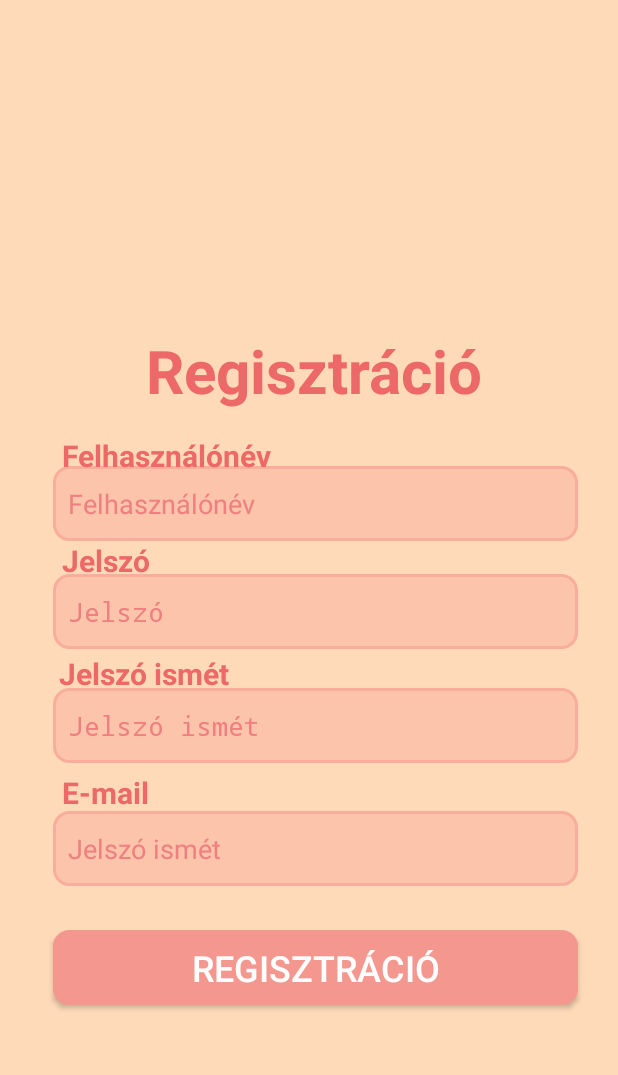
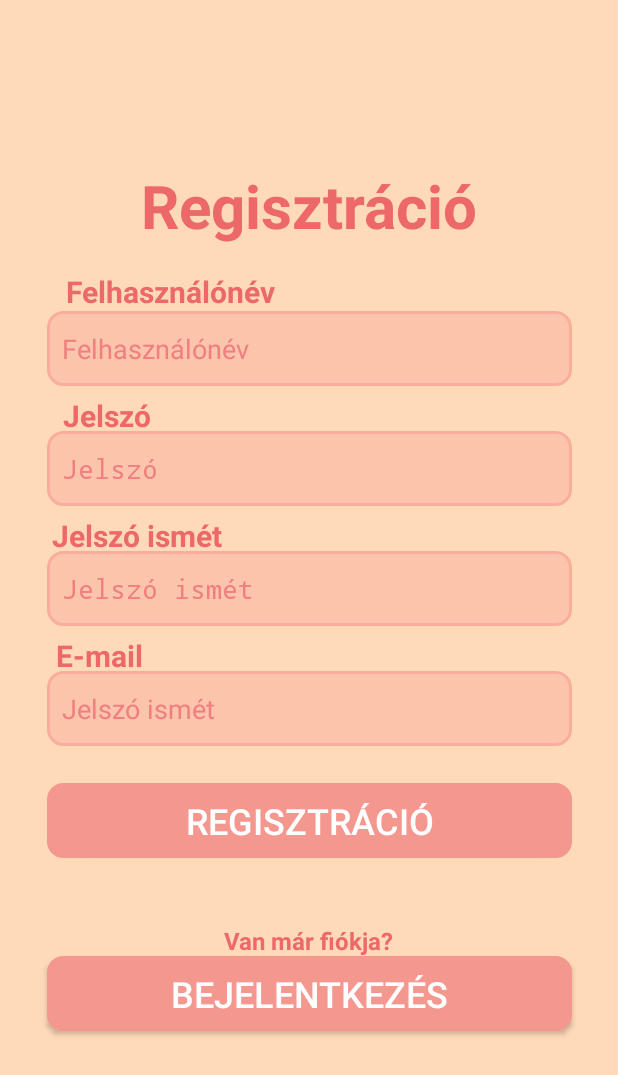
Before and after one commit to GrGadam/MukoromWebshop, an Android app: the RegisterActivity screen opened directly, with no data from a screen before it, on a phone screen of 412 x 824 dp. Shown: the top 1075 px of the screen. Run offline under Robolectric (Android 15) with nearby library versions, the phone set to English and light mode, and no system bars.

Commit message:
Finish register page

```diff
--- a/app/src/main/java/io/github/grgadam/mukoromwebshop/RegisterActivity.java
+++ b/app/src/main/java/io/github/grgadam/mukoromwebshop/RegisterActivity.java
@@ -1,7 +1,11 @@
 package io.github.grgadam.mukoromwebshop;
 
 import android.app.Activity;
+import android.content.Intent;
 import android.os.Bundle;
+import android.view.View;
+
+import androidx.appcompat.widget.AppCompatButton;
 
 public class RegisterActivity extends Activity {
 
@@ -9,6 +13,12 @@ public class RegisterActivity extends Activity {
     protected void onCreate(Bundle savedInstanceState) {
         super.onCreate(savedInstanceState);
         setContentView(R.layout.activity_register);
+        AppCompatButton registerButton = findViewById(R.id.loginButton);
+        registerButton.setOnClickListener(this::showLoginActivity);
+    }
+
+    private void showLoginActivity(View view) {
+        startActivity(new Intent(this, LoginActivity.class));
     }
 
 }
--- a/app/src/main/res/layout/activity_register.xml
+++ b/app/src/main/res/layout/activity_register.xml
@@ -23,10 +23,135 @@
         android:textColorHint="@color/pastel4"
         app:layout_constraintBottom_toBottomOf="parent"
         app:layout_constraintEnd_toEndOf="parent"
-        app:layout_constraintHorizontal_bias="0.573"
         app:layout_constraintStart_toStartOf="parent"
         app:layout_constraintTop_toTopOf="parent"
-        app:layout_constraintVertical_bias="0.75" />
+        android:autofillHints="username" />
+
+    <androidx.appcompat.widget.AppCompatButton
+        android:id="@+id/regsiterButton"
+        android:layout_width="350sp"
+        android:layout_height="50sp"
+        android:layout_marginTop="270sp"
+        android:background="@drawable/rounded_button"
+        android:backgroundTint="@color/pastel3"
+        android:text="@string/registration"
+        android:textColor="@color/white"
+        android:textSize="24sp"
+        android:typeface="normal"
+        app:layout_constraintBottom_toBottomOf="parent"
+        app:layout_constraintEnd_toEndOf="parent"
+        app:layout_constraintStart_toStartOf="parent"
+        app:layout_constraintTop_toTopOf="parent" />
+
+    <TextView
+        android:layout_width="wrap_content"
+        android:layout_height="wrap_content"
+        android:layout_marginBottom="550sp"
+        android:text="@string/registration"
+        android:textColor="@color/pastel5"
+        android:textSize="40sp"
+        android:textStyle="bold"
+        android:typeface="normal"
+        app:layout_constraintBottom_toBottomOf="parent"
+        app:layout_constraintEnd_toEndOf="parent"
+        app:layout_constraintStart_toStartOf="parent"
+        app:layout_constraintTop_toTopOf="parent" />
+
+    <EditText
+        android:id="@+id/passwordEditText"
+        android:layout_width="350sp"
+        android:layout_height="50sp"
+        android:layout_marginBottom="200sp"
+        android:background="@drawable/rounded_input"
+        android:hint="@string/password"
+        android:inputType="textPassword"
+        android:paddingStart="10sp"
+        android:paddingEnd="10sp"
+        android:textColor="@color/black"
+        android:textColorHint="@color/pastel4"
+        app:layout_constraintBottom_toBottomOf="parent"
+        app:layout_constraintEnd_toEndOf="parent"
+        app:layout_constraintStart_toStartOf="parent"
+        app:layout_constraintTop_toTopOf="parent"
+        android:autofillHints="password" />
+
+    <TextView
+        android:layout_width="wrap_content"
+        android:layout_height="wrap_content"
+        android:layout_marginEnd="230sp"
+        android:layout_marginBottom="110sp"
+        android:text="@string/passwordAgain"
+        android:textColor="@color/pastel5"
+        android:textSize="20sp"
+        android:textStyle="bold"
+        android:typeface="normal"
+        app:layout_constraintBottom_toBottomOf="parent"
+        app:layout_constraintEnd_toEndOf="parent"
+        app:layout_constraintStart_toStartOf="parent"
+        app:layout_constraintTop_toTopOf="parent" />
+
+    <TextView
+        android:layout_width="wrap_content"
+        android:layout_height="wrap_content"
+        android:layout_marginTop="50sp"
+        android:layout_marginEnd="280sp"
+        android:text="@string/email"
+        android:textColor="@color/pastel5"
+        android:textSize="20sp"
+        android:textStyle="bold"
+        android:typeface="normal"
+        app:layout_constraintBottom_toBottomOf="parent"
+        app:layout_constraintEnd_toEndOf="parent"
+        app:layout_constraintStart_toStartOf="parent"
+        app:layout_constraintTop_toTopOf="parent" />
+
+    <TextView
+        android:layout_width="wrap_content"
+        android:layout_height="wrap_content"
+        android:layout_marginEnd="270sp"
+        android:layout_marginBottom="270sp"
+        android:text="@string/password"
+        android:textColor="@color/pastel5"
+        android:textSize="20sp"
+        android:textStyle="bold"
+        android:typeface="normal"
+        app:layout_constraintBottom_toBottomOf="parent"
+        app:layout_constraintEnd_toEndOf="parent"
+        app:layout_constraintStart_toStartOf="parent"
+        app:layout_constraintTop_toTopOf="parent" />
+
+    <TextView
+        android:layout_width="wrap_content"
+        android:layout_height="wrap_content"
+        android:layout_marginEnd="185sp"
+        android:layout_marginBottom="435sp"
+        android:text="@string/username"
+        android:textColor="@color/pastel5"
+        android:textSize="20sp"
+        android:textStyle="bold"
+        android:typeface="normal"
+        app:layout_constraintBottom_toBottomOf="parent"
+        app:layout_constraintEnd_toEndOf="parent"
+        app:layout_constraintStart_toStartOf="parent"
+        app:layout_constraintTop_toTopOf="parent" />
+
+    <EditText
+        android:id="@+id/passwordAgainEditText"
+        android:layout_width="350sp"
+        android:layout_height="50sp"
+        android:layout_marginBottom="40sp"
+        android:background="@drawable/rounded_input"
+        android:hint="@string/passwordAgain"
+        android:inputType="textPassword"
+        android:paddingStart="10sp"
+        android:paddingEnd="10sp"
+        android:textColor="@color/black"
+        android:textColorHint="@color/pastel4"
+        app:layout_constraintBottom_toBottomOf="parent"
+        app:layout_constraintEnd_toEndOf="parent"
+        app:layout_constraintStart_toStartOf="parent"
+        app:layout_constraintTop_toTopOf="parent"
+        android:autofillHints="password" />
 
     <EditText
         android:id="@+id/email"
@@ -42,150 +167,39 @@
         android:textColorHint="@color/pastel4"
         app:layout_constraintBottom_toBottomOf="parent"
         app:layout_constraintEnd_toEndOf="parent"
-        app:layout_constraintHorizontal_bias="0.573"
         app:layout_constraintStart_toStartOf="parent"
         app:layout_constraintTop_toTopOf="parent"
-        app:layout_constraintVertical_bias="0.643" />
+        android:autofillHints="emailAddress" />
 
     <TextView
         android:layout_width="wrap_content"
         android:layout_height="wrap_content"
-        android:layout_marginTop="50sp"
-        android:layout_marginEnd="280sp"
-        android:text="@string/email"
+        android:text="@string/haveAccount"
         android:textColor="@color/pastel5"
-        android:textSize="20sp"
         android:textStyle="bold"
-        android:typeface="normal"
+        android:textSize="16sp"
         app:layout_constraintBottom_toBottomOf="parent"
         app:layout_constraintEnd_toEndOf="parent"
-        app:layout_constraintHorizontal_bias="0.561"
         app:layout_constraintStart_toStartOf="parent"
         app:layout_constraintTop_toTopOf="parent"
-        app:layout_constraintVertical_bias="0.622" />
+        android:layout_marginTop="430sp"
+        />
 
     <androidx.appcompat.widget.AppCompatButton
-        android:id="@+id/regsiterButton"
+        android:id="@+id/loginButton"
         android:layout_width="350sp"
         android:layout_height="50sp"
-        android:layout_marginTop="270sp"
         android:background="@drawable/rounded_button"
         android:backgroundTint="@color/pastel3"
-        android:text="@string/registration"
+        android:text="@string/login"
         android:textColor="@color/white"
         android:textSize="24sp"
         android:typeface="normal"
         app:layout_constraintBottom_toBottomOf="parent"
         app:layout_constraintEnd_toEndOf="parent"
-        app:layout_constraintHorizontal_bias="0.573"
         app:layout_constraintStart_toStartOf="parent"
         app:layout_constraintTop_toTopOf="parent"
-        app:layout_constraintVertical_bias="0.695" />
-
-    <EditText
-        android:id="@+id/passwordEditText"
-        android:layout_width="350sp"
-        android:layout_height="50sp"
-        android:layout_marginBottom="200sp"
-        android:background="@drawable/rounded_input"
-        android:hint="@string/password"
-        android:inputType="textPassword"
-        android:paddingStart="10sp"
-        android:paddingEnd="10sp"
-        android:textColor="@color/black"
-        android:textColorHint="@color/pastel4"
-        app:layout_constraintBottom_toBottomOf="parent"
-        app:layout_constraintEnd_toEndOf="parent"
-        app:layout_constraintHorizontal_bias="0.573"
-        app:layout_constraintStart_toStartOf="parent"
-        app:layout_constraintTop_toTopOf="parent"
-        app:layout_constraintVertical_bias="0.667" />
-
-    <TextView
-        android:layout_width="wrap_content"
-        android:layout_height="wrap_content"
-        android:layout_marginBottom="550sp"
-        android:text="@string/registration"
-        android:textColor="@color/pastel5"
-        android:textSize="40sp"
-        android:textStyle="bold"
-        android:typeface="normal"
-        app:layout_constraintBottom_toBottomOf="parent"
-        app:layout_constraintEnd_toEndOf="parent"
-        app:layout_constraintHorizontal_bias="0.521"
-        app:layout_constraintStart_toStartOf="parent"
-        app:layout_constraintTop_toTopOf="parent"
-        app:layout_constraintVertical_bias="1.0" />
-
-    <TextView
-        android:layout_width="wrap_content"
-        android:layout_height="wrap_content"
-        android:layout_marginEnd="200sp"
-        android:layout_marginBottom="430sp"
-        android:text="@string/username"
-        android:textColor="@color/pastel5"
-        android:textSize="20sp"
-        android:textStyle="bold"
-        android:typeface="normal"
-        app:layout_constraintBottom_toBottomOf="parent"
-        app:layout_constraintEnd_toEndOf="parent"
-        app:layout_constraintHorizontal_bias="0.565"
-        app:layout_constraintStart_toStartOf="parent"
-        app:layout_constraintTop_toTopOf="parent"
-        app:layout_constraintVertical_bias="0.791" />
-
-    <TextView
-        android:layout_width="wrap_content"
-        android:layout_height="wrap_content"
-        android:layout_marginEnd="230sp"
-        android:layout_marginBottom="110sp"
-        android:text="@string/passwordAgain"
-        android:textColor="@color/pastel5"
-        android:textSize="20sp"
-        android:textStyle="bold"
-        android:typeface="normal"
-        app:layout_constraintBottom_toBottomOf="parent"
-        app:layout_constraintEnd_toEndOf="parent"
-        app:layout_constraintHorizontal_bias="0.569"
-        app:layout_constraintStart_toStartOf="parent"
-        app:layout_constraintTop_toTopOf="parent"
-        app:layout_constraintVertical_bias="0.634" />
-
-    <EditText
-        android:id="@+id/passwordAgainEditText"
-        android:layout_width="350sp"
-        android:layout_height="50sp"
-        android:layout_marginBottom="40sp"
-        android:background="@drawable/rounded_input"
-        android:hint="@string/passwordAgain"
-        android:inputType="textPassword"
-        android:paddingStart="10sp"
-        android:paddingEnd="10sp"
-        android:textColor="@color/black"
-        android:textColorHint="@color/pastel4"
-        app:layout_constraintBottom_toBottomOf="parent"
-        app:layout_constraintEnd_toEndOf="parent"
-        app:layout_constraintHorizontal_bias="0.573"
-        app:layout_constraintStart_toStartOf="parent"
-        app:layout_constraintTop_toTopOf="parent"
-        app:layout_constraintVertical_bias="0.625" />
-
-    <TextView
-        android:layout_width="wrap_content"
-        android:layout_height="wrap_content"
-        android:layout_marginEnd="280sp"
-        android:layout_marginBottom="270sp"
-        android:text="@string/password"
-        android:textColor="@color/pastel5"
-        android:textSize="20sp"
-        android:textStyle="bold"
-        android:typeface="normal"
-        app:layout_constraintBottom_toBottomOf="parent"
-        app:layout_constraintEnd_toEndOf="parent"
-        app:layout_constraintHorizontal_bias="0.563"
-        app:layout_constraintStart_toStartOf="parent"
-        app:layout_constraintTop_toTopOf="parent"
-        app:layout_constraintVertical_bias="0.684" />
+        android:layout_marginTop="500sp" />
 
 
 </androidx.constraintlayout.widget.ConstraintLayout>
--- a/app/src/main/res/values/strings.xml
+++ b/app/src/main/res/values/strings.xml
@@ -13,4 +13,5 @@
     <string name="registration">Regisztráció</string>
     <string name="passwordAgain">Jelszó ismét</string>
     <string name="email">E-mail</string>
+    <string name="haveAccount">Van már fiókja?</string>
 </resources>
```
